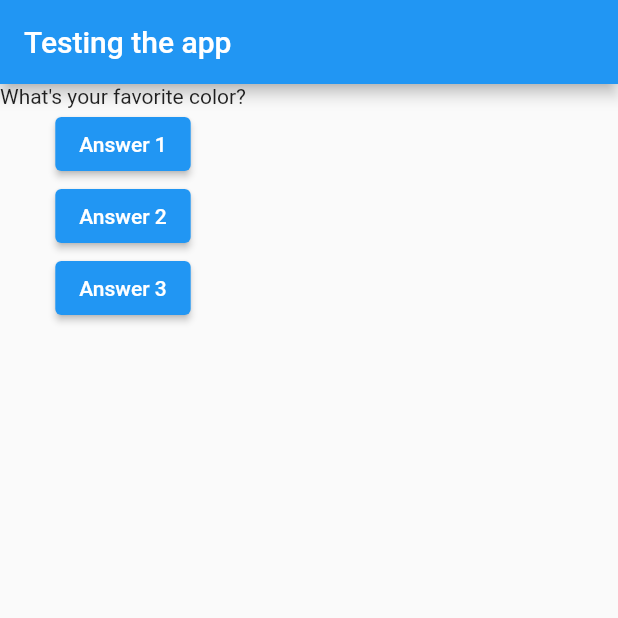
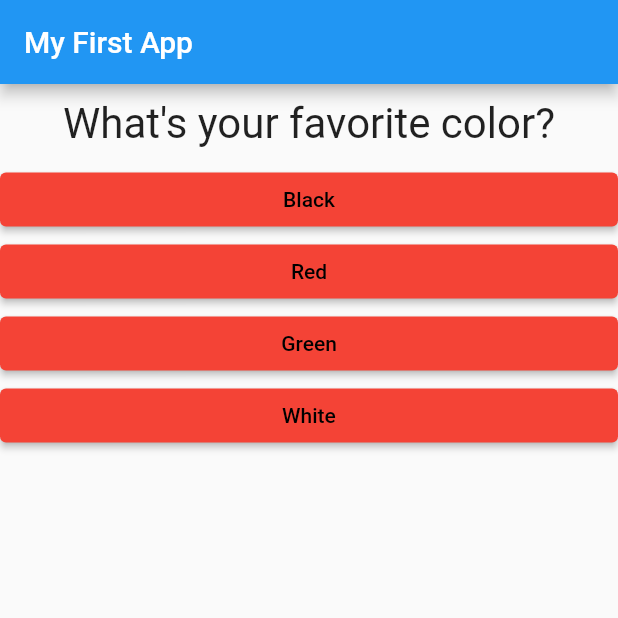
Before and after one commit to genakogan/app_development, a Flutter app: the screen it shows after launch, on a phone screen of 412 x 824 dp, the top half of it. Run offline on Flutter 3.47's test engine with Material 2 defaults, Android fonts, the phone set to English and light mode, and no system bars.

Commit message:
results, resources, quiz

```diff
--- a/questionnaires_app/lib/answer.dart
+++ b/questionnaires_app/lib/answer.dart
@@ -3,8 +3,8 @@ import 'package:flutter/material.dart';
 
 class Answer extends StatelessWidget {
   final VoidCallback selectHandler;
-
-  Answer(this.selectHandler);
+  final String answerText;
+  Answer(this.selectHandler, this.answerText);
   @override
   Widget build(BuildContext context) {
     return Container(
@@ -15,7 +15,7 @@ class Answer extends StatelessWidget {
           foregroundColor: MaterialStatePropertyAll(Colors.black),
         ),
         onPressed: selectHandler,
-        child: const Text('Answer 1'),
+        child: Text(answerText),
       ),
     );
   }
--- a/questionnaires_app/lib/main.dart
+++ b/questionnaires_app/lib/main.dart
@@ -1,60 +1,95 @@
 import 'package:flutter/material.dart';
+import 'package:questionnaires_app/result.dart';
 
-/*
-void main() {
-  runApp(MyApp());
-}
-*/
+import './quiz.dart';
+
+// void main() {
+//   runApp(MyApp());
+// }
 
 void main() => runApp(MyApp());
 
 class MyApp extends StatefulWidget {
   @override
   State<StatefulWidget> createState() {
-    return MyAppState();
+    return _MyAppState();
   }
 }
 
-class MyAppState extends State<MyApp> {
-  var questionIndex = 0;
-  void answerQuestion() {
+class _MyAppState extends State<MyApp> {
+  final _questions = const [
+    {
+      'questionText': 'What\'s your favorite color?',
+      'answers': [
+        {'text': 'Black', 'score': 10},
+        {'text': 'Red', 'score': 5},
+        {'text': 'Green', 'score': 3},
+        {'text': 'White', 'score': 1},
+      ],
+    },
+    {
+      'questionText': 'What\'s your favorite animal?',
+      'answers': [
+        {'text': 'Rabbit', 'score': 3},
+        {'text': 'Snake', 'score': 11},
+        {'text': 'Elephant', 'score': 5},
+        {'text': 'Lion', 'score': 9},
+      ],
+    },
+    {
+      'questionText': 'Who\'s your favorite instructor?',
+      'answers': [
+        {'text': 'Max', 'score': 1},
+        {'text': 'Max', 'score': 1},
+        {'text': 'Max', 'score': 1},
+        {'text': 'Max', 'score': 1},
+      ],
+    },
+  ];
+  var _questionIndex = 0;
+  var _totalScore = 0;
+
+  void _resetQuiz() {
     setState(() {
-      questionIndex = questionIndex + 1;
+      _questionIndex = 0;
+      _totalScore = 0;
     });
-
-    print(questionIndex);
   }
 
+  void _answerQuestion(int score) {
+    // var aBool = true;
+    // aBool = false;
+    _totalScore = _totalScore + score;
+    setState(() {
+      _questionIndex = _questionIndex + 1;
+    });
+    print(_questionIndex);
+    if (_questionIndex < _questions.length) {
+      print('We have more questions!');
+    } else {
+      print('No more questions!');
+    }
+  }
+
+  @override
   Widget build(BuildContext context) {
-    // Text() is also a widget
-    var questions = [
-      'What\'s your favorite color?',
-      'What\'s your favorite animal?',
-    ];
+    // var dummy = const ['Hello'];
+    // dummy.add('Max');
+    // print(dummy);
+    // dummy = [];
+    // questions = []; // does not work if questions is a const
+
     return MaterialApp(
       home: Scaffold(
         appBar: AppBar(
-          title: Text("Testing the app"),
+          title: Text('My First App'),
         ),
-        body: Column(
-          children: [
-            Text(
-              questions[questionIndex],
-            ),
-            ElevatedButton(
-              onPressed: answerQuestion,
-              child: const Text('Answer 1'),
-            ),
-            ElevatedButton(
-              onPressed: () => print('1234'),
-              child: const Text('Answer 2'),
-            ),
-            ElevatedButton(
-              onPressed: () {},
-              child: const Text('Answer 3'),
-            ),
-          ],
-        ),
+        body: _questionIndex < _questions.length
+            ? Quiz(
+                answerQuestion: _answerQuestion,
+                questionIndex: _questionIndex,
+                questions: _questions)
+            : Result(_totalScore, _resetQuiz),
       ),
     );
   }
--- /dev/null
+++ b/questionnaires_app/lib/quiz.dart
@@ -0,0 +1,28 @@
+import 'package:flutter/material.dart';
+import './question.dart';
+import './answer.dart';
+
+class Quiz extends StatelessWidget {
+  final List<Map<String, Object>> questions;
+  final int questionIndex;
+  final Function answerQuestion;
+  Quiz(
+      {required this.questions,
+      required this.answerQuestion,
+      required this.questionIndex});
+  @override
+  Widget build(BuildContext context) {
+    return Column(
+      children: [
+        Question(
+          questions[questionIndex]['questionText'] as String,
+        ),
+        ...(questions[questionIndex]['answers'] as List<Map<String, Object>>)
+            .map((answer) {
+          return Answer(
+              () => answerQuestion(answer['score']), answer['text'] as String);
+        }).toList()
+      ],
+    );
+  }
+}
```
Also changed, not shown: questionnaires_app/lib/result.dart (added, +43 -0 lines), 1 other file.
